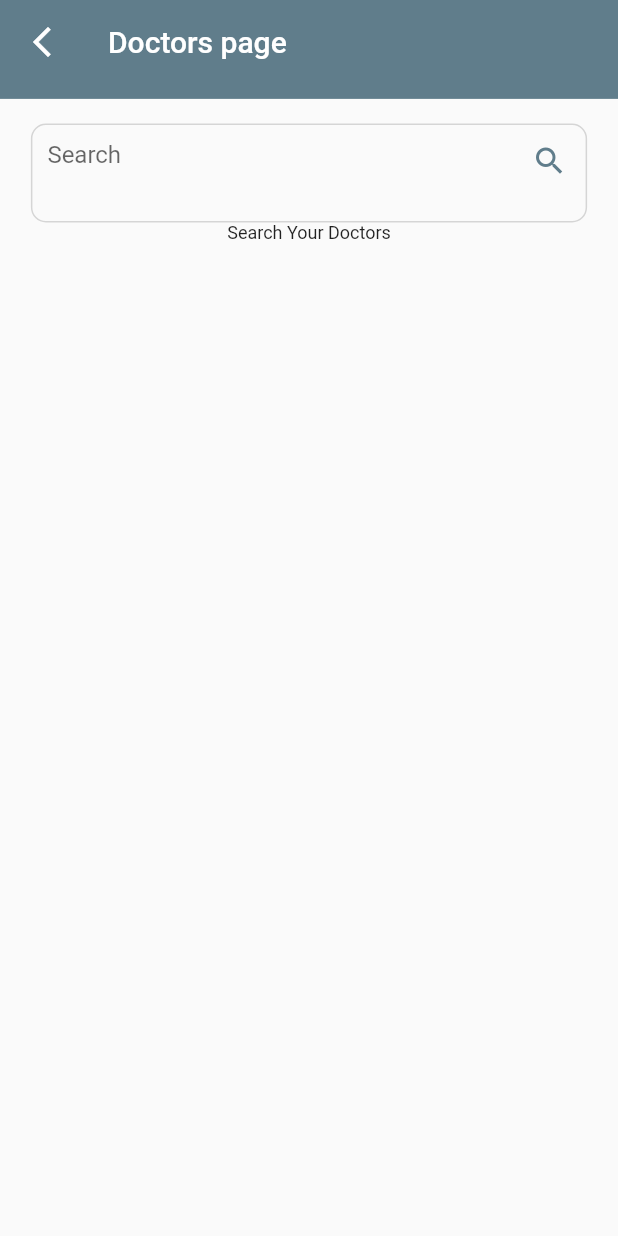
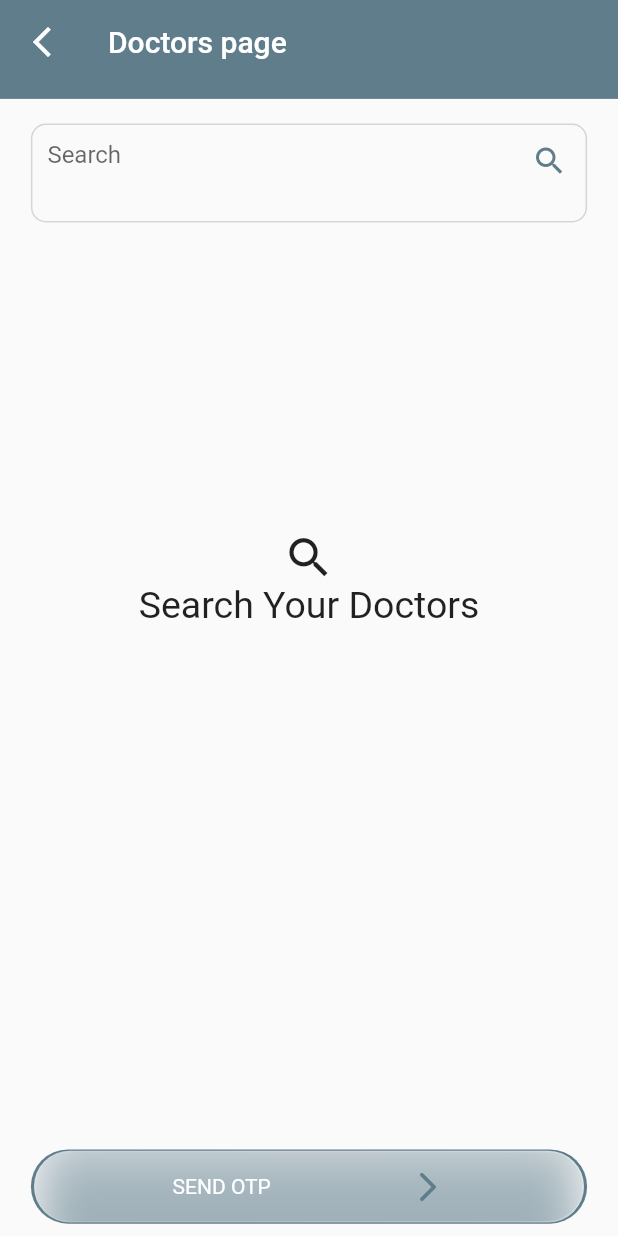
Before and after one commit to vicky-beerus/supportdesing, a Flutter app: the AddDoctor screen opened directly, on a phone screen of 412 x 824 dp. Run offline on Flutter 3.47's test engine with Material 2 defaults, Android fonts, the light colour scheme and no system bars; drawn by our look-alikes of glassmorphism; our stand-ins replace cloud_firestore, country_code_picker, firebase_core, select_form_field; missing offline and left inert: numeric_keyboard; accounts and stored records are empty.

Commit message:
glass morphisum

```diff
--- a/lib/DRAWER/add_doctor_page.dart
+++ b/lib/DRAWER/add_doctor_page.dart
@@ -2,6 +2,7 @@ import 'dart:math';
 
 import 'package:cloud_firestore/cloud_firestore.dart';
 import 'package:flutter/material.dart';
+import 'package:glassmorphism/glassmorphism.dart';
 import 'package:provider/provider.dart';
 import 'package:supportclone/DRAWER/otp_page.dart';
 import 'package:supportclone/Modal/modal_datas.dart';
@@ -21,6 +22,7 @@ class AddDoctor extends StatefulWidget {
 class _AddDoctorState extends State<AddDoctor> {
   TextEditingController doctorSearchController = TextEditingController();
   var generateOtp;
+  var docFname, docLname, docId;
 
   @override
   Widget build(BuildContext context) {
@@ -54,15 +56,47 @@ class _AddDoctorState extends State<AddDoctor> {
               CommonTextFormField(
                 height: h * 0.08,
                 width: w * 0.9,
-              onChange: (value) {
-                setState(() {
-                  print(value);
+                onSave: (val) {
+                  if (val!.length < 10) {
+                    final snackbar = SnackBar(
+                      shape: RoundedRectangleBorder(
+                          borderRadius: BorderRadius.circular(20)),
+                      content: CommonText(
+                        text: "phone number is less then 10 deigit",
+                      ),
+                      duration: Duration(seconds: 3),
+                      backgroundColor: Colors.blueGrey,
+                    );
+                    ScaffoldMessenger.of(context).showSnackBar(snackbar);
+                  } else if (val!.length > 10) {
+                    final snackbar = SnackBar(
+                      shape: RoundedRectangleBorder(
+                          borderRadius: BorderRadius.circular(20)),
+                      content: CommonText(
+                        text: "phone number is grader then 10 deigit",
+                      ),
+                      duration: Duration(seconds: 3),
+                      backgroundColor: Colors.blueGrey,
+                    );
+                    ScaffoldMessenger.of(context).showSnackBar(snackbar);
+                  } else {
                     Provider.of<CommonFunction>(context, listen: false)
                         .searchChangingStream(
                             stream: Provider.of<CommonFunction>(context,
                                     listen: false)
                                 .doctorsSearchStream(
-                                  givenText: value.toString()));
+                                    givenText: val.toString()));
+                  }
+                },
+                onChange: (value) {
+                  setState(() {
+                    print(value);
+                    // Provider.of<CommonFunction>(context, listen: false)
+                    //     .searchChangingStream(
+                    //         stream: Provider.of<CommonFunction>(context,
+                    //                 listen: false)
+                    //             .doctorsSearchStream(
+                    //                 givenText: value.toString()));
                     print('zzzzzzzzzzz');
                   });
                 },
@@ -78,6 +112,7 @@ class _AddDoctorState extends State<AddDoctor> {
                       .searchDoctor,
                   builder: (context, snapshot) {
                     if (snapshot.hasData) {
+                      setState(() {});
                       return ListView.builder(
                           itemCount: snapshot.data!.length,
                           shrinkWrap: true,
@@ -93,7 +128,8 @@ class _AddDoctorState extends State<AddDoctor> {
                                     width: w * 0.9,
                                     decoration: BoxDecoration(
                                         color: Colors.blueGrey.withOpacity(0.3),
-                                      borderRadius: BorderRadius.circular(10)),
+                                        borderRadius:
+                                            BorderRadius.circular(10)),
                                     child: Align(
                                       alignment: Alignment.centerLeft,
                                       child: Container(
@@ -141,7 +177,8 @@ class _AddDoctorState extends State<AddDoctor> {
                                       activeColor: Colors.blueGrey,
                                       onChanged: (val) {
                                         setState(() {
-                                        snapshot.data![index].doc_status = val;
+                                          snapshot.data![index].doc_status =
+                                              val;
                                         });
                                       }),
                                 ),
@@ -151,15 +188,18 @@ class _AddDoctorState extends State<AddDoctor> {
                                     child: InkWell(
                                       onTap: () {
                                         setState(() {
-                                        if (snapshot.data![index].doc_status ==
+                                          if (snapshot
+                                                  .data![index].doc_status ==
                                               true) {
                                             generateOtp =
                                                 Random().nextInt(200000);
                                             Navigator.pushReplacement(
                                                 context,
                                                 MaterialPageRoute(
-                                                  builder: (context) => OtpPage(
-                                                        currentOtp: generateOtp,
+                                                    builder: (context) =>
+                                                        OtpPage(
+                                                          currentOtp:
+                                                              generateOtp,
                                                           docFname: snapshot
                                                               .data![index]
                                                               .doc_firstName,
@@ -193,12 +233,24 @@ class _AddDoctorState extends State<AddDoctor> {
                             );
                           });
                     } else if (snapshot.data == null) {
-                    return Center(
+                      return Column(
+                        children: [
+                          SizedBox(
+                            height: h * 0.25,
+                          ),
+                          Icon(
+                            Icons.search,
+                            size: 35,
+                          ),
+                          Center(
                             child: Container(
                               child: CommonText(
                                 text: "Search Your Doctors",
+                                textSize: 25,
                               ),
                             ),
+                          )
+                        ],
                       );
                     } else {
                       return Center(
@@ -209,7 +261,58 @@ class _AddDoctorState extends State<AddDoctor> {
             ],
           ),
         ),
-    );
+        bottomSheet: Container(
+            height: h * 0.08,
+            width: w,
+            child: Center(
+                child: Container(
+              height: h * 0.06,
+              width: w * 0.9,
+              alignment: Alignment.center,
+              decoration: BoxDecoration(
+                  borderRadius: BorderRadius.circular(30),
+                  color: Colors.blueGrey),
+              child: GlassmorphicContainer(
+                padding: EdgeInsets.all(10),
+                width: w * 0.89,
+                height: h * 0.058,
+                borderRadius: 50,
+                linearGradient: LinearGradient(
+                    begin: Alignment.topLeft,
+                    end: Alignment.bottomRight,
+                    colors: [
+                      Colors.white.withOpacity(0.2),
+                      Colors.white38.withOpacity(0.2)
+                    ],
+                    stops: [
+                      0.1,
+                      1,
+                    ]),
+                child: Center(
+                  child: Row(
+                    mainAxisAlignment: MainAxisAlignment.spaceEvenly,
+                    children: [
+                      CommonText(
+                        textSize: 14,
+                        text: "SEND OTP",
+                        textColor: Colors.white,
+                      ),
+                      Icon(
+                        Icons.arrow_forward_ios_rounded,
+                        color: Colors.blueGrey,
+                      )
+                    ],
+                  ),
+                ),
+                border: 1,
+                blur: 15,
+                borderGradient: LinearGradient(
+                  begin: Alignment.topLeft,
+                  end: Alignment.bottomRight,
+                  colors: [Colors.white10, Colors.white24],
+                ),
+              ),
+            ))));
   }
 
   postOtp({id, fName, lName}) async {
--- a/lib/common_widgets/common_textformfield.dart
+++ b/lib/common_widgets/common_textformfield.dart
@@ -5,6 +5,7 @@ class CommonTextFormField extends StatefulWidget {
   double? width;
   String? hintText;
   Function(String)? onChange;
+  Function(String?)? onSave;
   TextEditingController? controller;
   Widget? suffixWidget;
   Color? bodyColor;
@@ -14,6 +15,7 @@ class CommonTextFormField extends StatefulWidget {
       this.hintText,
       this.controller,
       this.onChange,
+      this.onSave,
       this.bodyColor,
       this.suffixWidget});
 
@@ -32,6 +34,7 @@ class _CommonTextFormFieldState extends State<CommonTextFormField> {
           border: Border.all(color: Colors.grey.withOpacity(0.4)),
           borderRadius: BorderRadius.circular(10)),
       child: TextFormField(
+        onFieldSubmitted: widget.onSave,
         onChanged: widget.onChange,
         controller: widget.controller,
         decoration: InputDecoration(
--- a/lib/service/common_function.dart
+++ b/lib/service/common_function.dart
@@ -8,6 +8,7 @@ class CommonFunction extends ChangeNotifier {
   Stream<List<UserModal>>? changeStreamPro;
   var assisDocs;
   var doctorsList;
+  List searchAllDcos = [];
   Stream<List<DoctorModal>>? searchDoctor;
 
   changingStreams({stream}) {
@@ -104,6 +105,10 @@ class CommonFunction extends ChangeNotifier {
             .toList());
   }
 
+//  Stream<List<DoctorModal>> streamSearchDoc({id}){
+//     return FirebaseFirestore.instance.collection("doctors").where("p").snapshots().map((snapshots) => snapshots.d)
+// }
+
   getAssisDocs({id}) async {
     await FirebaseFirestore.instance
         .collection("Assistants")
--- a/pubspec.yaml
+++ b/pubspec.yaml
@@ -35,6 +35,7 @@ dependencies:
   intl:
   country_code_picker: ^2.0.2
   numeric_keyboard: ^1.1.0
+  glassmorphism: ^3.0.0
 
 
   # The following adds the Cupertino Icons font to your application.
```
Also changed, not shown: pubspec.lock, 1 other file. Lines whose indentation alone changed are shown as unchanged.
